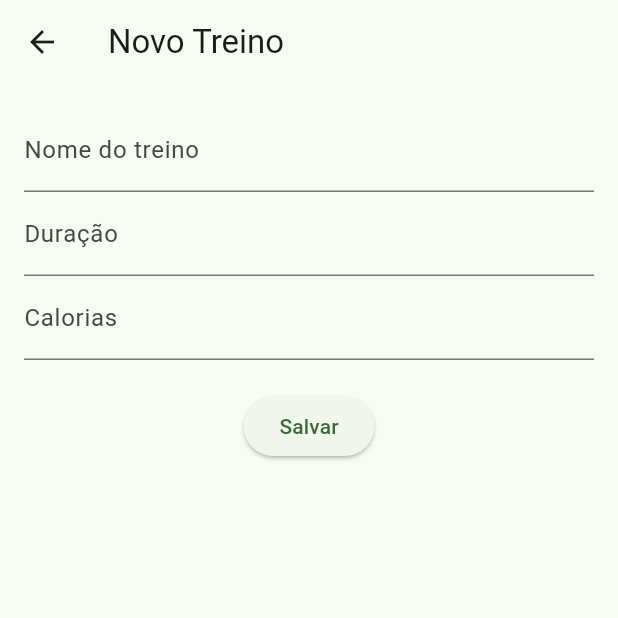
After one commit to Camilasuany07/fitplanner, a Flutter app: the screen it shows after launch, after a tap on the "add" icon, on a phone screen of 412 x 824 dp, the top half of it. The commit adds this screen. Run offline on Flutter 3.47's test engine with Material 3 defaults, Android fonts, the phone set to English and light mode, and no system bars; our stand-ins replace fl_chart, shared_preferences.

Commit message:
Implement workout management features: add workout page, storage service, and update home page with dynamic data

```diff
--- a/lib/features/home/pages/home_page.dart
+++ b/lib/features/home/pages/home_page.dart
@@ -1,22 +1,59 @@
 import 'package:flutter/material.dart';
-import '../../workout/pages/workout_page.dart';
 import '../../workout/data/workout_data.dart';
 import '../../workout/widgets/workout_card.dart';
 import '../../workout/widgets/progress_chart.dart';
+import '../../workout/pages/add_workout_page.dart';
+import '../../workout/services/storage_service.dart';
 
-class HomePage extends StatelessWidget {
+class HomePage extends StatefulWidget {
   const HomePage({super.key});
+
+  @override
+  State<HomePage> createState() => _HomePageState();
+}
+
+class _HomePageState extends State<HomePage> {
+
+  @override
+  void initState() {
+    super.initState();
+    loadData();
+  }
+
+  Future<void> loadData() async {
+    final savedWorkouts = await StorageService.loadWorkouts();
+
+    setState(() {
+      workouts.clear();
+      workouts.addAll(savedWorkouts);
+    });
+  }
 
   @override
   Widget build(BuildContext context) {
     return Scaffold(
+      floatingActionButton: FloatingActionButton(
+        onPressed: () async {
+          await Navigator.push(
+            context,
+            MaterialPageRoute(builder: (_) => const AddWorkoutPage()),
+          );
+
+          await loadData();
+        },
+        backgroundColor: const Color.fromARGB(255, 0, 0, 0),
+        child: const Icon(Icons.add),
+      ),
       backgroundColor: const Color(0xFFF5F6FA),
       appBar: AppBar(
         elevation: 0,
-        backgroundColor: Colors.transparent,
+        backgroundColor: const Color.fromARGB(195, 0, 0, 0),
         title: const Text(
           'FitPlanner',
-          style: TextStyle(color: Colors.black, fontWeight: FontWeight.bold),
+          style: TextStyle(
+            color: Colors.white,
+            fontWeight: FontWeight.bold,
+          ),
         ),
         centerTitle: true,
       ),
@@ -30,35 +67,37 @@ class HomePage extends StatelessWidget {
               style: TextStyle(
                 fontSize: 26,
                 fontWeight: FontWeight.w700,
-                letterSpacing: 0.5,
               ),
             ),
 
             const SizedBox(height: 20),
 
-            // Card resumo
+            // 🔥 CARD DINÂMICO
             Container(
               padding: const EdgeInsets.all(16),
               decoration: BoxDecoration(
                 gradient: const LinearGradient(
-                  colors: [Color(0xFF00C853), Color(0xFF64DD17)],
+                  colors: [
+                    Color.fromARGB(255, 2, 148, 63),
+                    Color.fromARGB(255, 112, 240, 32),
+                  ],
                 ),
                 borderRadius: BorderRadius.circular(20),
               ),
               child: Row(
                 mainAxisAlignment: MainAxisAlignment.spaceBetween,
-                children: const [
+                children: [
                   Column(
                     crossAxisAlignment: CrossAxisAlignment.start,
                     children: [
-                      Text(
+                      const Text(
                         'Treinos hoje',
                         style: TextStyle(color: Colors.white),
                       ),
-                      SizedBox(height: 8),
+                      const SizedBox(height: 8),
                       Text(
-                        '2',
-                        style: TextStyle(
+                        '${workouts.length}',
+                        style: const TextStyle(
                           color: Colors.white,
                           fontSize: 28,
                           fontWeight: FontWeight.bold,
@@ -68,11 +107,14 @@ class HomePage extends StatelessWidget {
                   ),
                   Column(
                     children: [
-                      Text('Calorias', style: TextStyle(color: Colors.white)),
-                      SizedBox(height: 8),
+                      const Text(
+                        'Calorias',
+                        style: TextStyle(color: Colors.white),
+                      ),
+                      const SizedBox(height: 8),
                       Text(
-                        '520 kcal',
-                        style: TextStyle(
+                        '${workouts.fold(0, (sum, w) => sum + w.calories)} kcal',
+                        style: const TextStyle(
                           color: Colors.white,
                           fontWeight: FontWeight.bold,
                         ),
@@ -85,7 +127,7 @@ class HomePage extends StatelessWidget {
 
             const SizedBox(height: 20),
 
-            // Botão iniciar treino
+            // BOTÃO
             SizedBox(
               width: double.infinity,
               child: ElevatedButton(
@@ -117,11 +159,8 @@ class HomePage extends StatelessWidget {
 
             const SizedBox(height: 10),
 
-            // Gráfico de progresso
-            const SizedBox(height: 20),
-
             const Text(
-              'Seu progresso 📊',
+              'Seu progresso',
               style: TextStyle(fontSize: 18, fontWeight: FontWeight.bold),
             ),
 
@@ -129,7 +168,9 @@ class HomePage extends StatelessWidget {
 
             ProgressChart(workouts: workouts),
 
-            // Lista de treinos
+            const SizedBox(height: 10),
+
+            // 🔥 LISTA
             Expanded(
               child: ListView.builder(
                 itemCount: workouts.length,
@@ -148,66 +189,4 @@ class HomePage extends StatelessWidget {
       ),
     );
   }
-
-  Widget buildWorkoutCard(BuildContext context, String title, String duration) {
-    return InkWell(
-      borderRadius: BorderRadius.circular(16),
-      splashColor: Colors.green.withValues(alpha: 0.2),
-      highlightColor: Colors.transparent,
-      onTap: () {
-        Navigator.push(
-          context,
-          PageRouteBuilder(
-            pageBuilder:
-                (context, animation, secondaryAnimation) =>
-                    WorkoutPage(title: title, duration: duration),
-            transitionsBuilder: (
-              context,
-              animation,
-              secondaryAnimation,
-              child,
-            ) {
-              const begin = Offset(1.0, 0.0); // vem da direita
-              const end = Offset.zero;
-              const curve = Curves.easeInOut;
-
-              final tween = Tween(
-                begin: begin,
-                end: end,
-              ).chain(CurveTween(curve: curve));
-
-              final offsetAnimation = animation.drive(tween);
-
-              return FadeTransition(
-                opacity: animation,
-                child: SlideTransition(position: offsetAnimation, child: child),
-              );
-            },
-          ),
-        );
-      },
-      child: Container(
-        margin: const EdgeInsets.only(bottom: 12),
-        padding: const EdgeInsets.all(16),
-        decoration: BoxDecoration(
-          color: Colors.white,
-          borderRadius: BorderRadius.circular(16),
-          boxShadow: [BoxShadow(color: Colors.black12, blurRadius: 6)],
-        ),
-        child: Row(
-          children: [
-            const Icon(Icons.fitness_center, color: Colors.green),
-            const SizedBox(width: 12),
-            Expanded(
-              child: Text(
-                title,
-                style: const TextStyle(fontWeight: FontWeight.w600),
-              ),
-            ),
-            Text(duration),
-          ],
-        ),
-      ),
-    );
-  }
 }
--- /dev/null
+++ b/lib/features/workout/pages/add_workout_page.dart
@@ -0,0 +1,64 @@
+import 'package:flutter/material.dart';
+import '../models/workout_model.dart';
+import '../data/workout_data.dart';
+import '../../workout/services/storage_service.dart';
+
+class AddWorkoutPage extends StatefulWidget {
+  const AddWorkoutPage({super.key});
+
+  @override
+  State<AddWorkoutPage> createState() => _AddWorkoutPageState();
+}
+
+class _AddWorkoutPageState extends State<AddWorkoutPage> {
+  final nameController = TextEditingController();
+  final durationController = TextEditingController();
+  final caloriesController = TextEditingController();
+
+   Future<void> saveWorkout() async {
+    final newWorkout = Workout(
+      name: nameController.text,
+      duration: durationController.text,
+      calories: int.tryParse(caloriesController.text) ?? 0,
+      exercises: [],
+    );
+
+    workouts.add(newWorkout);
+
+    await StorageService.saveWorkouts(workouts);
+
+    Navigator.pop(context);
+  }
+
+  @override
+  Widget build(BuildContext context) {
+    return Scaffold(
+      appBar: AppBar(title: const Text('Novo Treino')),
+      body: Padding(
+        padding: const EdgeInsets.all(16),
+        child: Column(
+          children: [
+            TextField(
+              controller: nameController,
+              decoration: const InputDecoration(labelText: 'Nome do treino'),
+            ),
+            TextField(
+              controller: durationController,
+              decoration: const InputDecoration(labelText: 'Duração'),
+            ),
+            TextField(
+              controller: caloriesController,
+              keyboardType: TextInputType.number,
+              decoration: const InputDecoration(labelText: 'Calorias'),
+            ),
+            const SizedBox(height: 20),
+            ElevatedButton(
+              onPressed: saveWorkout,
+              child: const Text('Salvar'),
+            )
+          ],
+        ),
+      ),
+    );
+  }
+}
--- a/lib/features/workout/pages/workout_page.dart
+++ b/lib/features/workout/pages/workout_page.dart
@@ -1,4 +1,5 @@
 import 'package:flutter/material.dart';
+
 
 class WorkoutPage extends StatelessWidget {
   final String title;
--- /dev/null
+++ b/lib/features/workout/services/storage_service.dart
@@ -0,0 +1,30 @@
+import 'dart:convert';
+import 'package:shared_preferences/shared_preferences.dart';
+import '../models/workout_model.dart';
+
+class StorageService {
+  static const String key = 'workouts';
+
+  // SALVAR
+  static Future<void> saveWorkouts(List<Workout> workouts) async {
+    final prefs = await SharedPreferences.getInstance();
+
+    List<String> data =
+        workouts.map((w) => jsonEncode(w.toMap())).toList();
+
+    await prefs.setStringList(key, data);
+  }
+
+  // CARREGAR
+  static Future<List<Workout>> loadWorkouts() async {
+    final prefs = await SharedPreferences.getInstance();
+
+    final data = prefs.getStringList(key);
+
+    if (data == null) return [];
+
+    return data
+        .map((item) => Workout.fromMap(jsonDecode(item)))
+        .toList();
+  }
+}
--- a/pubspec.yaml
+++ b/pubspec.yaml
@@ -31,6 +31,7 @@ dependencies:
   flutter:
     sdk: flutter
   fl_chart: ^0.68.0
+  shared_preferences: ^2.2.2
 
   # The following adds the Cupertino Icons font to your application.
   # Use with the CupertinoIcons class for iOS style icons.
```
Also changed, not shown: lib/features/workout/models/workout_model.dart (+22 -0 lines), pubspec.lock, 2 other files.
